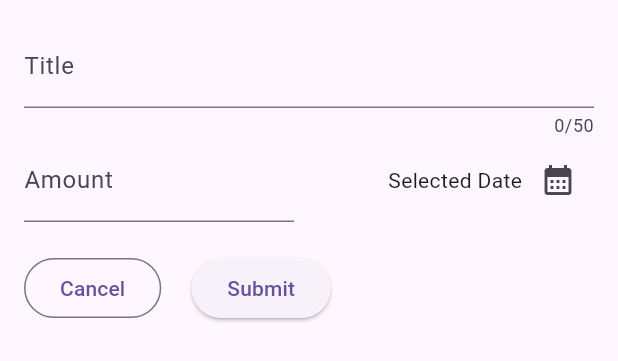
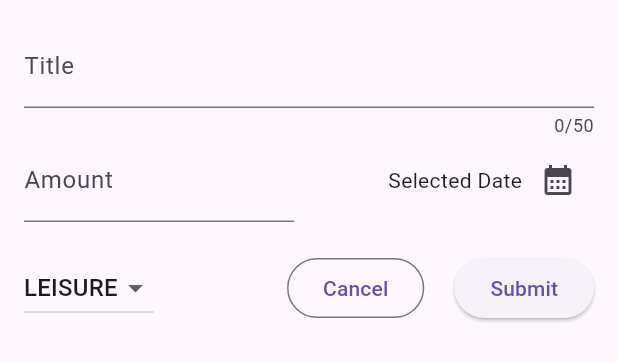
Before and after one commit to ichbinnichts/expanse_tracker, a Flutter app: the NewExpense widget shown alone on an empty page, opened directly, on a phone screen of 412 x 824 dp. Shown: the top 361 px of the screen. Run offline on Flutter 3.47's test engine with Material 3 defaults, Android fonts, the phone set to English and light mode, and no system bars.

Commit message:
feat: apply category dropdown button

```diff
--- a/lib/widgets/new_expense.dart
+++ b/lib/widgets/new_expense.dart
@@ -12,6 +12,8 @@ class _NewExpenseState extends State<NewExpense> {
   final _titleController = TextEditingController();
   final _amountController = TextEditingController();
   DateTime? _selectedDate;
+
+  Category _selectedCategory = Category.leisure;
 
   void _presentDatePicker() async {
     final DateTime now = DateTime.now();
@@ -85,6 +87,27 @@ class _NewExpenseState extends State<NewExpense> {
           ),
           Row(
             children: [
+              DropdownButton(
+                  value: _selectedCategory,
+                  items: Category.values
+                      .map(
+                        (category) => DropdownMenuItem(
+                          value: category,
+                          child: Text(
+                            category.name.toUpperCase(),
+                          ),
+                        ),
+                      )
+                      .toList(),
+                  onChanged: (value) {
+                    if (value == null) {
+                      return;
+                    }
+                    setState(() {
+                      _selectedCategory = value;
+                    });
+                  }),
+              const Spacer(),
               OutlinedButton(
                 onPressed: () {
                   Navigator.pop(context);
```
